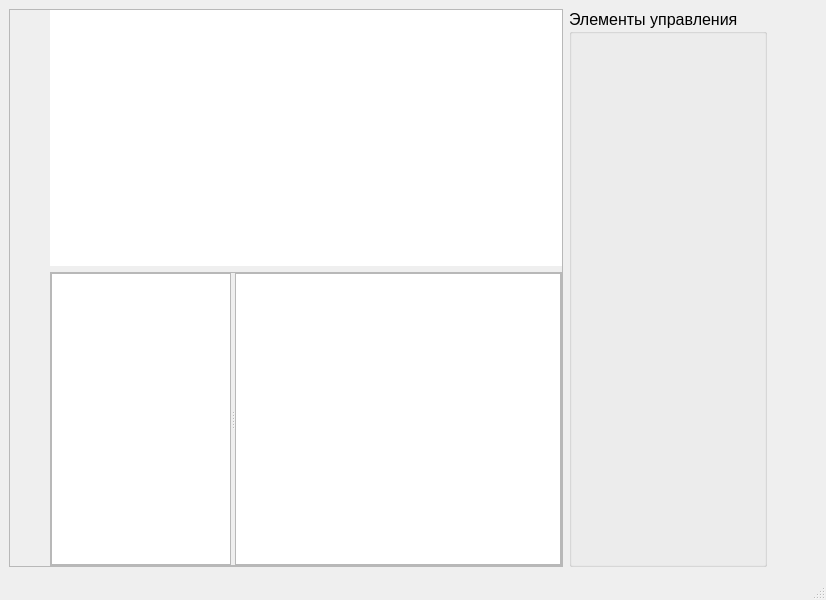
Before: the Qt Designer form mainform.ui in c475x/hmi-ui-designer, drawn with Qt 5.
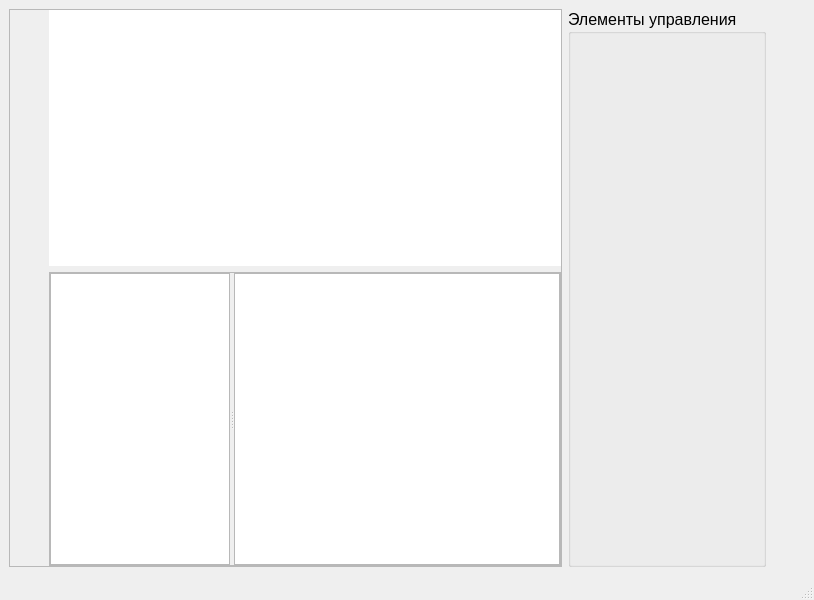
After: the same form once the commit is applied.

The edit to the form file:
```diff
--- a/mainform.ui
+++ b/mainform.ui
@@ -6,10 +6,16 @@
    <rect>
 	<x>0</x>
 	<y>0</y>
-	<width>826</width>
+    <width>814</width>
 	<height>600</height>
    </rect>
   </property>
+  <property name="sizePolicy">
+   <sizepolicy hsizetype="Preferred" vsizetype="Preferred">
+    <horstretch>0</horstretch>
+    <verstretch>0</verstretch>
+   </sizepolicy>
+  </property>
   <property name="font">
    <font>
 	<pointsize>12</pointsize>
```
Left out of the diff: 2 changed lines with no effect on the pictures. Lines whose indentation alone changed are shown as unchanged.
